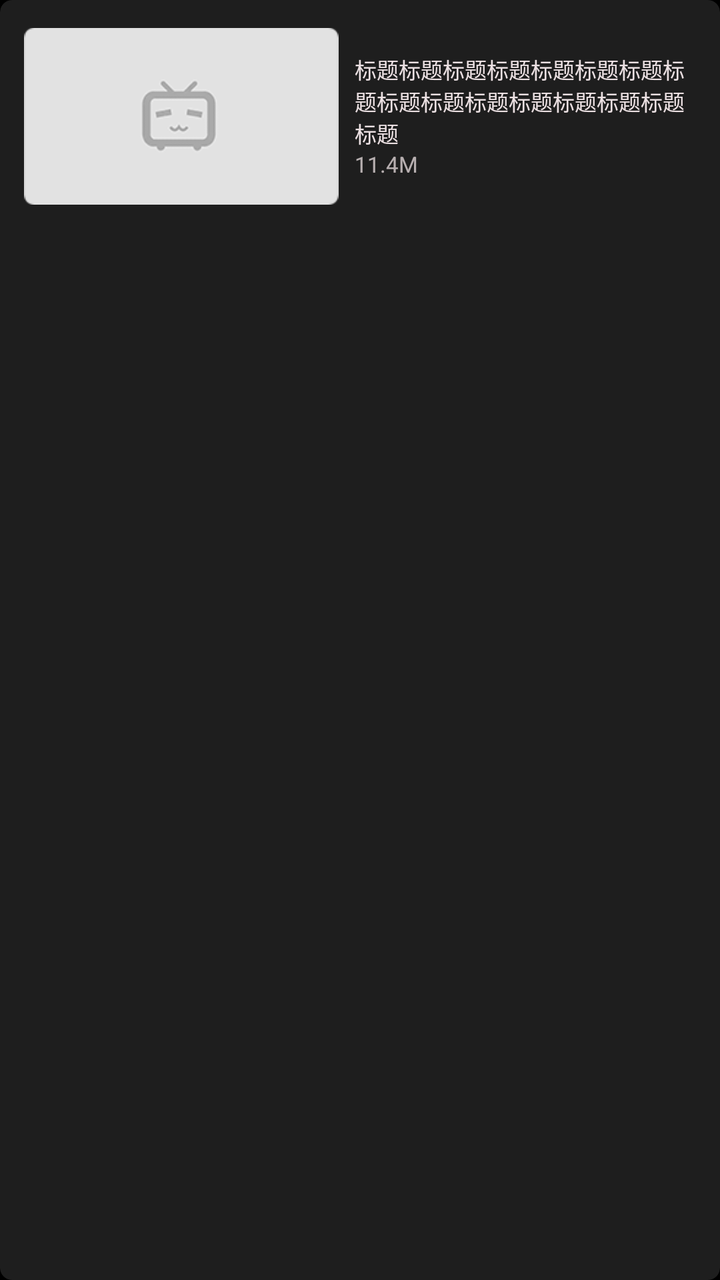
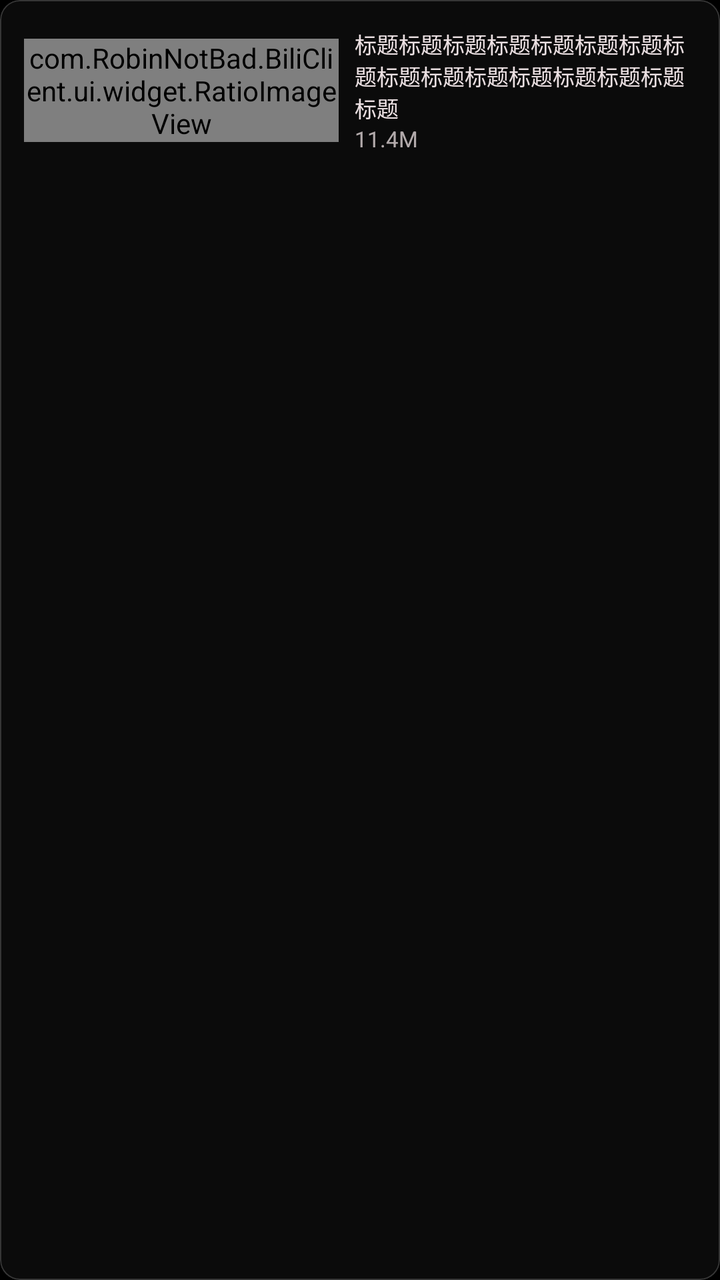

Before-and-after screenshots of an Android layout around one commit, followed by the original layout XML and the change that was made.
<!-- AndroidManifest.xml: application theme Theme.BiliClient -->
<!-- res/layout/cell_video_local.xml -->
<com.google.android.material.card.MaterialCardView xmlns:android="http://schemas.android.com/apk/res/android"
    xmlns:app="http://schemas.android.com/apk/res-auto"
    android:id="@+id/cardView"
    android:layout_width="match_parent"
    android:layout_height="wrap_content"
    android:layout_marginHorizontal="@dimen/activity_padding_horizontal"
    android:layout_marginVertical="@dimen/list_margin_vertical">

    <RelativeLayout
        android:layout_width="match_parent"
        android:layout_height="wrap_content">

        <LinearLayout
            android:id="@+id/linearLayout"
            android:paddingVertical="14dp"
            android:paddingHorizontal="12dp"
            android:layout_width="match_parent"
            android:layout_height="wrap_content"
            android:orientation="horizontal">

            <ImageView
                android:id="@+id/img_cover"
                android:layout_width="0dp"
                android:layout_height="wrap_content"
                android:layout_gravity="center_vertical"
                android:layout_marginEnd="4dp"
                android:layout_weight="0.48"
                android:adjustViewBounds="true"
                android:scaleType="fitCenter"
                android:src="@mipmap/placeholder"
                app:layout_constraintDimensionRatio="16:9" />

            <LinearLayout
                android:layout_width="0dp"
                android:layout_height="wrap_content"
                android:layout_gravity="center_vertical"
                android:layout_marginStart="4dp"
                android:layout_weight="0.52"
                android:orientation="vertical">

                <TextView
                    android:id="@+id/text_title"
                    android:layout_width="match_parent"
                    android:layout_height="wrap_content"
                    android:ellipsize="end"
                    android:maxLines="3"
                    android:text="标题标题标题标题标题标题标题标题标题标题标题标题标题标题标题标题"
                    android:textSize="11sp" />

                <TextView
                    android:id="@+id/text_extra"
                    android:layout_width="match_parent"
                    android:layout_height="wrap_content"
                    android:alpha="0.75"
                    android:text="11.4M"
                    android:textSize="11sp" />
            </LinearLayout>

        </LinearLayout>

        <View
            android:id="@+id/progress"
            android:layout_width="0px"
            android:layout_height="0dp"
            android:layout_alignTop="@+id/linearLayout"
            android:layout_alignBottom="@id/linearLayout"
            android:alpha="0.3"
            android:background="#74a864"
            android:visibility="gone" />
    </RelativeLayout>


</com.google.android.material.card.MaterialCardView>
<!-- resources referenced by this layout -->
<resources>
  <dimen name="activity_padding_horizontal">6dp</dimen>
  <dimen name="list_margin_vertical">2dp</dimen>
  <style name="Theme.BiliClient" parent="Theme.MaterialComponents.NoActionBar">
          <item name="android:windowFullscreen">true</item>
          <item name="android:windowBackground">@color/bgblack</item>
          <item name="statusBarBackground">@color/pink</item>
          <item name="android:colorForeground">@color/textwhite</item>
          <item name="colorOnPrimary">@color/textwhite</item>
          <item name="colorPrimary">@color/textwhite</item>
          <item name="android:windowIsTranslucent">false</item>
          <item name="android:windowSwipeToDismiss" tools:ignore="NewApi">true</item>
  
          <item name="android:textViewStyle">@style/TextViewSytle</item>
          <item name="editTextStyle">@style/EditTextStyle</item>
          <item name="materialCardViewStyle">@style/CardStyle</item>
          <item name="materialButtonStyle">@style/ButtonStyle</item>
          <item name="switchStyle">@style/SwitchCompatStyle</item>
          <item name="radioButtonStyle">@style/RadioButtonStyle</item>
          <item name="recyclerViewStyle">@style/ListStyle</item>
  
          <item name="colorSwitchThumbNormal">@color/textwhite</item>
          <item name="colorControlActivated">@color/textwhite</item>
          <item name="colorControlNormal">@color/color_ripple</item>
          <item name="android:textColor">@color/textwhite</item>
          <item name="android:textSize">14sp</item>
      </style>
  <color name="bgblack">#000000</color>
  <color name="pink">#FBFB8787</color>
  <color name="textwhite">#ebe0e2</color>
  <style name="TextViewSytle" parent="Widget.AppCompat.TextView">
          <item name="android:textSize">14sp</item>
          #设置默认字体大小，某些设备的默认字体偏大
      </style>
  <style name="CardStyle" parent="Widget.MaterialComponents.CardView">
          <item name="rippleColor" tools:ignore="PrivateResource">@color/mtrl_btn_ripple_color</item>
          <item name="android:foreground">?android:attr/selectableItemBackground</item>
          <item name="cardBackgroundColor">#cc262626</item>
          <item name="cardCornerRadius">@dimen/card_round</item>
          <item name="android:clickable">true</item>
          <item name="android:focusable">true</item>
      </style>
  <style name="ButtonStyle" parent="Widget.MaterialComponents.Button">
          <item name="backgroundTint">#cc262626</item>
          <item name="cornerRadius">@dimen/card_round</item>
          <item name="android:textColor">@color/textwhite</item>
          <item name="android:insetTop">2dp</item>
          <item name="android:insetBottom">2dp</item>
          <item name="android:paddingLeft">2dp</item>
          <item name="android:paddingRight">2dp</item>
          <item name="android:clickable">true</item>
          <item name="android:focusable">true</item>
      </style>
  <style name="RadioButtonStyle" parent="Widget.MaterialComponents.CompoundButton.RadioButton">
          <item name="android:minHeight">10dp</item>
      </style>
  <style name="ListStyle">
          <item name="android:descendantFocusability">afterDescendants</item>
      </style>
  <color name="color_ripple">#78FEFEFE</color>
  <dimen name="card_round">6dp</dimen>
  <dimen name="card_stroke">0dp</dimen>
  <!-- unchanged entries left out for length: 5 -->
</resources>

<!-- the commit's change to res/layout/cell_video_local.xml (unified diff, before → after) -->
@@ -18,7 +18,7 @@
             android:layout_height="wrap_content"
             android:orientation="horizontal">
 
-            <ImageView
+            <com.RobinNotBad.BiliClient.ui.widget.RatioImageView
                 android:id="@+id/img_cover"
                 android:layout_width="0dp"
                 android:layout_height="wrap_content"
@@ -28,7 +28,7 @@
                 android:adjustViewBounds="true"
                 android:scaleType="fitCenter"
                 android:src="@mipmap/placeholder"
-                app:layout_constraintDimensionRatio="16:9" />
+                app:coverRatio="1.6" />
 
             <LinearLayout
                 android:layout_width="0dp"
<!-- resource entries referenced after the edit -->
@@ -21,7 +21,7 @@
           <item name="recyclerViewStyle">@style/ListStyle</item>
   
           <item name="colorSwitchThumbNormal">@color/textwhite</item>
-          <item name="colorControlActivated">@color/textwhite</item>
+          <item name="colorControlActivated">@color/bili_pink</item>
           <item name="colorControlNormal">@color/color_ripple</item>
           <item name="android:textColor">@color/textwhite</item>
           <item name="android:textSize">14sp</item>
@@ -34,16 +34,21 @@
           #设置默认字体大小，某些设备的默认字体偏大
       </style>
   <style name="CardStyle" parent="Widget.MaterialComponents.CardView">
-          <item name="rippleColor" tools:ignore="PrivateResource">@color/mtrl_btn_ripple_color</item>
-          <item name="android:foreground">?android:attr/selectableItemBackground</item>
-          <item name="cardBackgroundColor">#cc262626</item>
-          <item name="cardCornerRadius">@dimen/card_round</item>
+          <item name="cardBackgroundColor">@color/card_bg_new</item>
+          <item name="cardCornerRadius">@dimen/card_round_new</item>
+          <item name="strokeColor">@color/card_border_new</item>
+          <item name="strokeWidth">@dimen/card_stroke_new</item>
+          <item name="rippleColor" tools:ignore="PrivateResource">@android:color/transparent</item>
+          <item name="android:stateListAnimator" tools:targetApi="lollipop">@animator/press_scale</item>
           <item name="android:clickable">true</item>
           <item name="android:focusable">true</item>
       </style>
   <style name="ButtonStyle" parent="Widget.MaterialComponents.Button">
-          <item name="backgroundTint">#cc262626</item>
-          <item name="cornerRadius">@dimen/card_round</item>
+          <item name="backgroundTint">@color/card_bg_new</item>
+          <item name="cornerRadius">@dimen/card_round_new</item>
+          <item name="strokeColor">@color/card_border_new</item>
+          <item name="strokeWidth">@dimen/card_stroke_new</item>
+          <item name="android:stateListAnimator" tools:targetApi="lollipop">@animator/press_scale</item>
           <item name="android:textColor">@color/textwhite</item>
           <item name="android:insetTop">2dp</item>
           <item name="android:insetBottom">2dp</item>
@@ -58,7 +63,12 @@
   <style name="ListStyle">
           <item name="android:descendantFocusability">afterDescendants</item>
       </style>
+  <color name="bili_pink">#FE679A</color>
   <color name="color_ripple">#78FEFEFE</color>
+  <color name="card_bg_new">#4D262626</color>
+  <dimen name="card_round_new">10dp</dimen>
+  <color name="card_border_new">#363636</color>
+  <dimen name="card_stroke_new">0.5dp</dimen>
   <dimen name="card_round">6dp</dimen>
   <dimen name="card_stroke">0dp</dimen>
   <!-- unchanged entries left out for length: 5 -->
